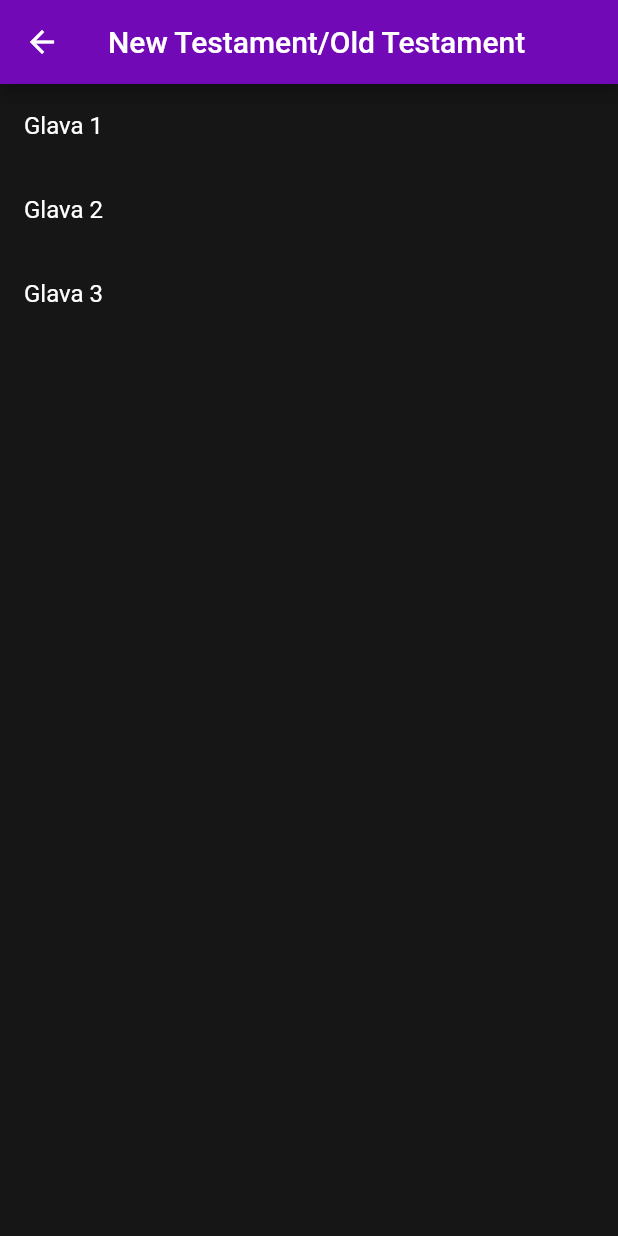
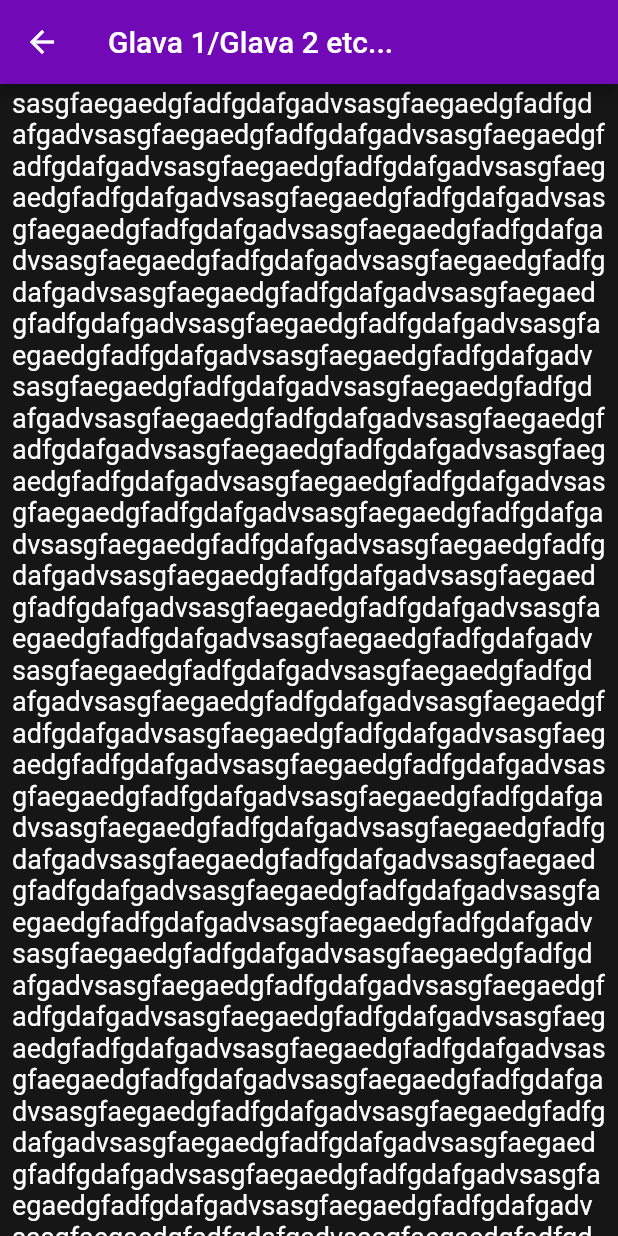
Before and after one commit to IvanVnucec/Biblija-KS, a Flutter app: the ChaptersList screen opened directly with empty values, after a tap on "Glava 1", on a phone screen of 412 x 824 dp. Run offline on Flutter 3.47's test engine with Material 2 defaults, Android fonts, the phone set to English and light mode, and no system bars.

Commit message:
add reading page

```diff
--- a/app/bible/lib/pages/chapter_list.dart
+++ b/app/bible/lib/pages/chapter_list.dart
@@ -1,5 +1,6 @@
 import 'dart:io';
 
+import 'package:bible/pages/reading_page.dart';
 import 'package:bible/res/colors.dart';
 import 'package:bible/widgets/list_tile.dart';
 import 'package:flutter/material.dart';
@@ -14,8 +15,16 @@
 }
 
 class _ChaptersListState extends State<ChaptersList> {
+  static late BuildContext _context;
+
+  static void changeContextOnTap(String chapterPath) {
+    Navigator.push(_context,
+        MaterialPageRoute(builder: (context) => ReadingPage(chapterPath)));
+  }
+
   @override
   Widget build(BuildContext context) {
+    _context = context;
     // TODO: get files list
     return Scaffold(
       appBar: AppBar(
@@ -26,9 +35,18 @@
       body: Center(
         child: ListView(
           children: [
-            TestamentBookListTile("Glava 1", "", (String book_path) {}),
-            TestamentBookListTile("Glava 2", "", (String book_path) {}),
-            TestamentBookListTile("Glava 3", "", (String book_path) {}),
+            TestamentBookListTile("Glava 1", "", (String chapterPath) {
+              changeContextOnTap(chapterPath);
+            }),
+            TestamentBookListTile("Glava 2", "", (String chapterPath) {
+              changeContextOnTap(chapterPath);
+            }),
+            TestamentBookListTile("Glava 3", "", (String chapterPath) {
+              changeContextOnTap(chapterPath);
+            }),
+            TestamentBookListTile("Glava 4", "", (String chapterPath) {
+              changeContextOnTap(chapterPath);
+            }),
           ],
         ),
       ),
--- /dev/null
+++ b/app/bible/lib/pages/reading_page.dart
@@ -0,0 +1,39 @@
+import 'package:bible/res/colors.dart';
+import 'package:flutter/material.dart';
+
+class ReadingPage extends StatefulWidget {
+  final String chapterPath;
+
+  const ReadingPage(this.chapterPath, {Key? key}) : super(key: key);
+
+  @override
+  State<StatefulWidget> createState() => _ReadingPage();
+}
+
+class _ReadingPage extends State<ReadingPage> {
+  @override
+  Widget build(BuildContext context) {
+    return Scaffold(
+      appBar: AppBar(
+          // TODO: add text here
+          title: const Text('Glava 1/Glava 2 etc...'),
+          foregroundColor: MyColors.appBarForegroundColor,
+          backgroundColor: MyColors.testamentButtonBackgroundColors[0]),
+      body: Container(
+        padding: const EdgeInsets.fromLTRB(8.0, 2.0, 8.0, 0.0),
+        child: SingleChildScrollView(
+          scrollDirection: Axis.vertical,
+          child: Text(
+            // TODO: load text here
+            "sasgfaegaedgfadfgdafgadv" * 1000,
+            style: const TextStyle(
+              fontSize: 18.0,
+              color: MyColors.appBarForegroundColor,
+            ),
+          ),
+        ),
+      ),
+      backgroundColor: MyColors.homeBackgroundColor,
+    );
+  }
+}
```
